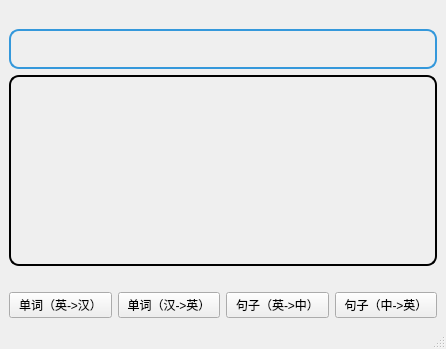
Before: the Qt Designer form OnlineTranslation/mainwindow.ui in yuuki2022/Translation, drawn with Qt 5.
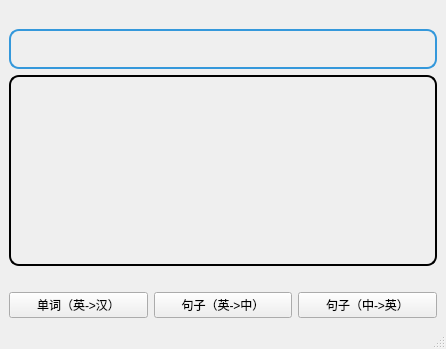
After: the same form once the commit is applied.

The edit to the form file:
```diff
--- a/OnlineTranslation/mainwindow.ui
+++ b/OnlineTranslation/mainwindow.ui
@@ -100,13 +100,6 @@
           </property>
          </widget>
         </item>
-        <item>
-         <widget class="QPushButton" name="chineseButton">
-          <property name="text">
-           <string>单词（汉-&gt;英）</string>
-          </property>
-         </widget>
-        </item>
         <item>
          <widget class="QPushButton" name="sentenceButton">
           <property name="text">
```
